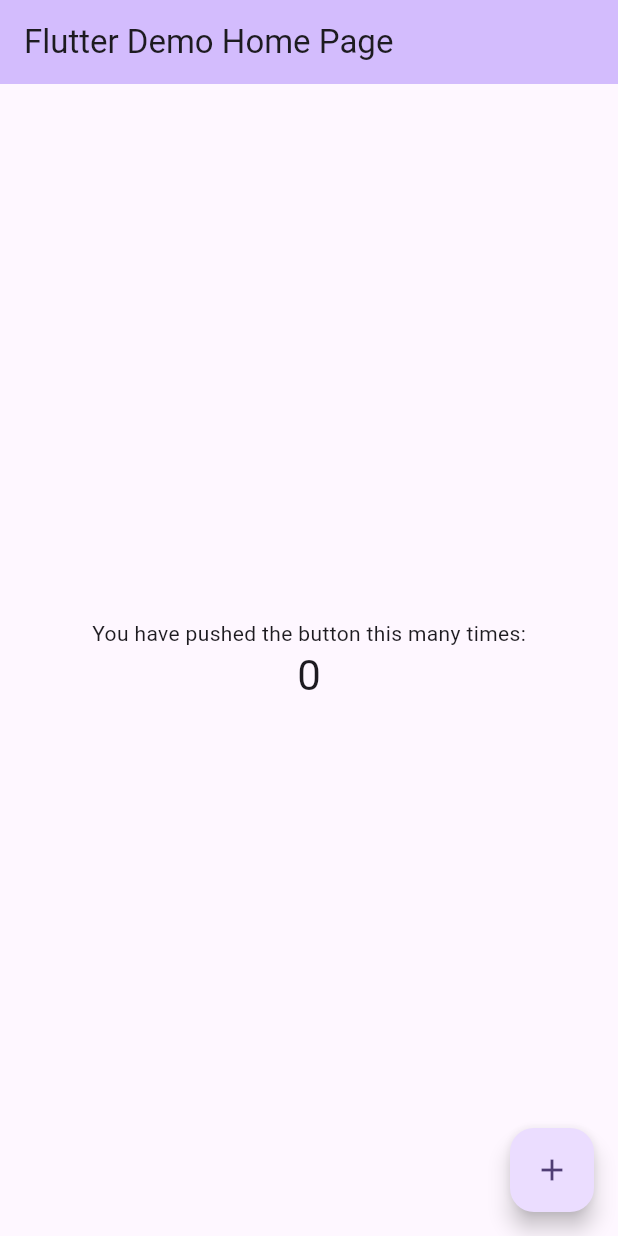
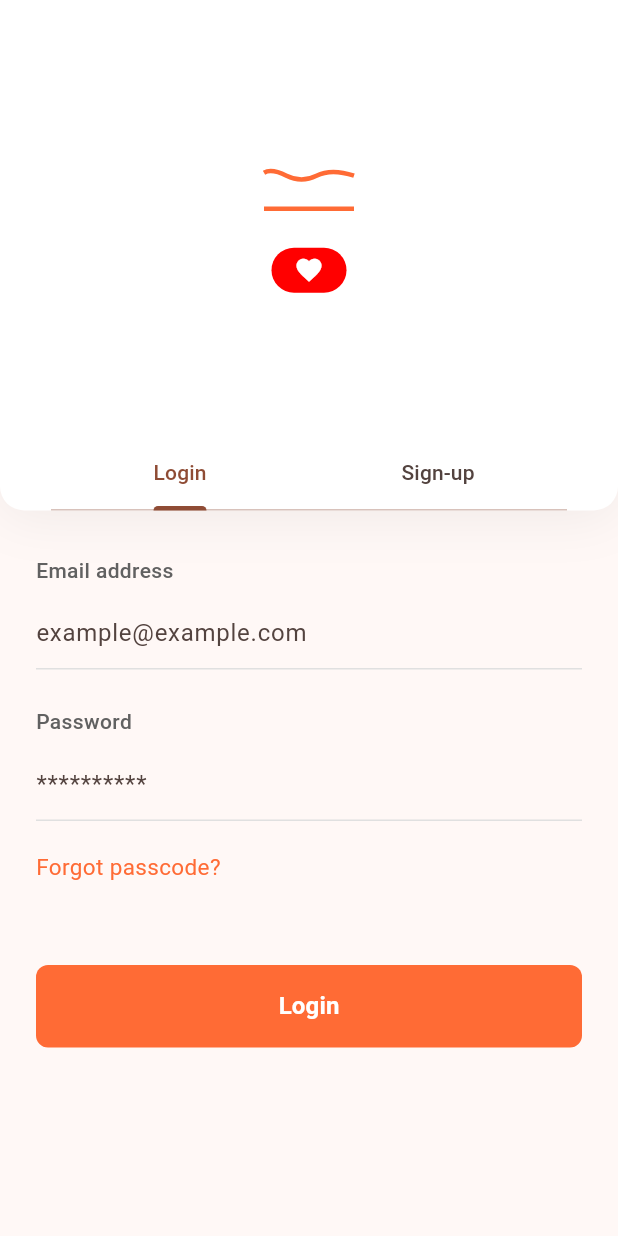
Before and after one commit to longphu2308/mobile, a Flutter app: the screen it shows after launch, on a phone screen of 412 x 824 dp. Run offline on Flutter 3.47's test engine with Material 3 defaults, Android fonts, the phone set to English and light mode, and no system bars.

Commit message:
feature): add customer login screen

```diff
--- a/lib/main.dart
+++ b/lib/main.dart
@@ -1,4 +1,7 @@
 import 'package:flutter/material.dart';
+import 'package:mobile/ui/views/auth/auth_screen.dart';
+import 'package:mobile/ui/views/dashboard/dashboard.dart';
+import 'package:mobile/utils/utils.dart';
 
 void main() {
   runApp(const MyApp());
@@ -7,116 +10,20 @@ void main() {
 class MyApp extends StatelessWidget {
   const MyApp({super.key});
 
-  // This widget is the root of your application.
   @override
   Widget build(BuildContext context) {
     return MaterialApp(
-      title: 'Flutter Demo',
+      debugShowCheckedModeBanner: false,
+      title: 'Mobile App',
       theme: ThemeData(
-        // This is the theme of your application.
-        //
-        // TRY THIS: Try running your application with "flutter run". You'll see
-        // the application has a purple toolbar. Then, without quitting the app,
-        // try changing the seedColor in the colorScheme below to Colors.green
-        // and then invoke "hot reload" (save your changes or press the "hot
-        // reload" button in a Flutter-supported IDE, or press "r" if you used
-        // the command line to start the app).
-        //
-        // Notice that the counter didn't reset back to zero; the application
-        // state is not lost during the reload. To reset the state, use hot
-        // restart instead.
-        //
-        // This works for code too, not just values: Most code changes can be
-        // tested with just a hot reload.
-        colorScheme: ColorScheme.fromSeed(seedColor: Colors.deepPurple),
+        colorScheme: ColorScheme.fromSeed(seedColor: primaryColor),
+        useMaterial3: true,
       ),
-      home: const MyHomePage(title: 'Flutter Demo Home Page'),
+      initialRoute: '/auth',
+      routes: {
+        '/auth': (context) => const AuthScreen(),
+        dashboardRoute: (context) => const DashboardScreen(),
+      },
     );
   }
 }
-
-class MyHomePage extends StatefulWidget {
-  const MyHomePage({super.key, required this.title});
-
-  // This widget is the home page of your application. It is stateful, meaning
-  // that it has a State object (defined below) that contains fields that affect
-  // how it looks.
-
-  // This class is the configuration for the state. It holds the values (in this
-  // case the title) provided by the parent (in this case the App widget) and
-  // used by the build method of the State. Fields in a Widget subclass are
-  // always marked "final".
-
-  final String title;
-
-  @override
-  State<MyHomePage> createState() => _MyHomePageState();
-}
-
-class _MyHomePageState extends State<MyHomePage> {
-  int _counter = 0;
-
-  void _incrementCounter() {
-    setState(() {
-      // This call to setState tells the Flutter framework that something has
-      // changed in this State, which causes it to rerun the build method below
-      // so that the display can reflect the updated values. If we changed
-      // _counter without calling setState(), then the build method would not be
-      // called again, and so nothing would appear to happen.
-      _counter++;
-    });
-  }
-
-  @override
-  Widget build(BuildContext context) {
-    // This method is rerun every time setState is called, for instance as done
-    // by the _incrementCounter method above.
-    //
-    // The Flutter framework has been optimized to make rerunning build methods
-    // fast, so that you can just rebuild anything that needs updating rather
-    // than having to individually change instances of widgets.
-    return Scaffold(
-      appBar: AppBar(
-        // TRY THIS: Try changing the color here to a specific color (to
-        // Colors.amber, perhaps?) and trigger a hot reload to see the AppBar
-        // change color while the other colors stay the same.
-        backgroundColor: Theme.of(context).colorScheme.inversePrimary,
-        // Here we take the value from the MyHomePage object that was created by
-        // the App.build method, and use it to set our appbar title.
-        title: Text(widget.title),
-      ),
-      body: Center(
-        // Center is a layout widget. It takes a single child and positions it
-        // in the middle of the parent.
-        child: Column(
-          // Column is also a layout widget. It takes a list of children and
-          // arranges them vertically. By default, it sizes itself to fit its
-          // children horizontally, and tries to be as tall as its parent.
-          //
-          // Column has various properties to control how it sizes itself and
-          // how it positions its children. Here we use mainAxisAlignment to
-          // center the children vertically; the main axis here is the vertical
-          // axis because Columns are vertical (the cross axis would be
-          // horizontal).
-          //
-          // TRY THIS: Invoke "debug painting" (choose the "Toggle Debug Paint"
-          // action in the IDE, or press "p" in the console), to see the
-          // wireframe for each widget.
-          mainAxisAlignment: MainAxisAlignment.center,
-          children: <Widget>[
-            const Text('You have pushed the button this many times:'),
-            Text(
-              '$_counter',
-              style: Theme.of(context).textTheme.headlineMedium,
-            ),
-          ],
-        ),
-      ),
-      floatingActionButton: FloatingActionButton(
-        onPressed: _incrementCounter,
-        tooltip: 'Increment',
-        child: const Icon(Icons.add),
-      ), // This trailing comma makes auto-formatting nicer for build methods.
-    );
-  }
-}
--- /dev/null
+++ b/lib/ui/views/auth/auth_screen.dart
@@ -0,0 +1,177 @@
+import 'package:flutter/material.dart';
+import 'package:flutter/services.dart';
+import 'package:mobile/ui/widgets/widgets.dart';
+import 'package:mobile/utils/utils.dart';
+import 'package:mobile/utils/strings.dart';
+import 'package:mobile/ui/widgets/foodie_logo.dart';
+
+class AuthScreen extends StatelessWidget {
+  const AuthScreen({super.key});
+
+  @override
+  Widget build(BuildContext context) {
+    return DefaultTabController(
+      length: 2,
+      child: AnnotatedRegion<SystemUiOverlayStyle>(
+        value: SystemUiOverlayStyle.dark,
+        child: Scaffold(
+          body: Column(
+            children: [
+              Expanded(
+                flex: 3,
+                child: Container(
+                  width: double.infinity,
+                  decoration: BoxDecoration(
+                    boxShadow: [
+                      BoxShadow(
+                        offset: Offset(0, 4.0),
+                        blurRadius: 30.0,
+                        color: blackColor.withValues(alpha: 0.06),
+                      ),
+                    ],
+                    color: whiteColor,
+                    borderRadius: BorderRadius.only(
+                      bottomLeft: Radius.circular(radius),
+                      bottomRight: Radius.circular(radius),
+                    ),
+                  ),
+                  padding:
+                      EdgeInsets.symmetric(horizontal: horizontalPadding + 10),
+                  child: Column(
+                    children: [
+                      Expanded(
+                        child: FoodieLogo(),
+                      ),
+                      TabBar(
+                        tabs: [
+                          Tab(
+                            text: FoodieStrings.login,
+                          ),
+                          Tab(
+                            text: FoodieStrings.signUp,
+                          ),
+                        ],
+                      ),
+                    ],
+                  ),
+                ),
+              ),
+              YBox(30),
+              Expanded(
+                flex: 4,
+                child: TabBarView(
+                  children: [
+                    _LogInSection(),
+                    _SignUpSection(),
+                  ],
+                ),
+              ),
+            ],
+          ),
+        ),
+      ),
+    );
+  }
+}
+
+class _LogInSection extends StatelessWidget {
+  @override
+  Widget build(BuildContext context) {
+    return SingleChildScrollView(
+      child: Padding(
+        padding: const EdgeInsets.symmetric(horizontal: horizontalPadding),
+        child: Column(
+          children: [
+            FoodieTextField(
+              label: FoodieStrings.email,
+              hint: 'example@example.com',
+              keyboardType: TextInputType.emailAddress,
+            ),
+            YBox(25),
+            FoodieTextField(
+              label: FoodieStrings.password,
+              hint: '**********',
+              keyboardType: TextInputType.emailAddress,
+              obscureText: true,
+            ),
+            YBox(15),
+            Align(
+              alignment: Alignment.centerLeft,
+              child: InkWell(
+                onTap: () {},
+                borderRadius: BorderRadius.circular(radius),
+                child: Padding(
+                  padding: const EdgeInsets.fromLTRB(0, 5.0, 0, 5.0),
+                  child: Text(
+                    FoodieStrings.forgotPasscode,
+                    style: TextStyle(
+                      color: primaryColor,
+                      fontSize: 15,
+                    ),
+                  ),
+                ),
+              ),
+            ),
+            YBox(50),
+            FoodieButton(
+              text: FoodieStrings.login,
+              onPressed: () => Navigator.pushNamedAndRemoveUntil(
+                  context, dashboardRoute, (route) => false),
+            ),
+          ],
+        ),
+      ),
+    );
+  }
+}
+
+class _SignUpSection extends StatelessWidget {
+  @override
+  Widget build(BuildContext context) {
+    return SingleChildScrollView(
+      child: Padding(
+        padding: const EdgeInsets.symmetric(horizontal: horizontalPadding),
+        child: Column(
+          children: [
+            FoodieTextField(
+              label: FoodieStrings.name,
+              hint: 'John Doe',
+              keyboardType: TextInputType.text,
+            ),
+            YBox(25),
+            FoodieTextField(
+              label: FoodieStrings.email,
+              hint: 'example@example.com',
+              keyboardType: TextInputType.emailAddress,
+            ),
+            YBox(25),
+            FoodieTextField(
+              label: FoodieStrings.phone,
+              hint: '+2340000000000',
+              keyboardType: TextInputType.number,
+            ),
+            YBox(25),
+            FoodieTextField(
+              label: FoodieStrings.address,
+              hint: '2, Test Street, Test Address, Test Country',
+              keyboardType: TextInputType.emailAddress,
+            ),
+            YBox(25),
+            FoodieTextField(
+              label: FoodieStrings.password,
+              hint: '**********',
+              keyboardType: TextInputType.emailAddress,
+              obscureText: true,
+            ),
+            YBox(50),
+            FoodieButton(
+              text: FoodieStrings.signUp,
+              onPressed: () => Navigator.pushNamedAndRemoveUntil(
+                  context, dashboardRoute, (route) => false),
+            ),
+          ],
+        ),
+      ),
+    );
+  }
+}
--- /dev/null
+++ b/lib/ui/widgets/foodie_button.dart
@@ -0,0 +1,39 @@
+import 'package:flutter/material.dart';
+import 'package:mobile/utils/utils.dart';
+
+class FoodieButton extends StatelessWidget {
+  final String text;
+  final VoidCallback onPressed;
+
+  const FoodieButton({
+    super.key,
+    required this.text,
+    required this.onPressed,
+  });
+
+  @override
+  Widget build(BuildContext context) {
+    return SizedBox(
+      width: double.infinity,
+      child: ElevatedButton(
+        onPressed: onPressed,
+        style: ElevatedButton.styleFrom(
+          backgroundColor: primaryColor,
+          foregroundColor: whiteColor,
+          padding: const EdgeInsets.symmetric(vertical: 16),
+          shape: RoundedRectangleBorder(
+            borderRadius: BorderRadius.circular(8),
+          ),
+          elevation: 0,
+        ),
+        child: Text(
+          text,
+          style: const TextStyle(
+            fontSize: 16,
+            fontWeight: FontWeight.w600,
+          ),
+        ),
+      ),
+    );
+  }
+}
--- /dev/null
+++ b/lib/ui/widgets/foodie_logo.dart
@@ -0,0 +1,73 @@
+import 'package:flutter/material.dart';
+import 'package:mobile/utils/utils.dart';
+
+/// Widget hiển thị logo Foodie (chef hat + lips)
+/// Nếu không có file ảnh, hiển thị logo bằng code
+class FoodieLogo extends StatelessWidget {
+  const FoodieLogo({super.key});
+
+  @override
+  Widget build(BuildContext context) {
+    return Column(
+      mainAxisAlignment: MainAxisAlignment.center,
+      children: [
+        // Chef hat (orange outline)
+        CustomPaint(
+          size: const Size(80, 60),
+          painter: _ChefHatPainter(),
+        ),
+        const SizedBox(height: 8),
+        // Lips (red)
+        Container(
+          width: 50,
+          height: 30,
+          decoration: BoxDecoration(
+            color: const Color(0xFFFF0000),
+            borderRadius: BorderRadius.circular(15),
+          ),
+          child: const Icon(
+            Icons.favorite,
+            color: Colors.white,
+            size: 20,
+          ),
+        ),
+      ],
+    );
+  }
+}
+
+class _ChefHatPainter extends CustomPainter {
+  @override
+  void paint(Canvas canvas, Size size) {
+    final paint = Paint()
+      ..color = primaryColor
+      ..style = PaintingStyle.stroke
+      ..strokeWidth = 3;
+
+    // Vẽ phần trên của chef hat (wavy)
+    final path = Path();
+    path.moveTo(10, size.height * 0.3);
+
+    // Vẽ đường sóng
+    path.quadraticBezierTo(15, 15, 25, 20);
+    path.quadraticBezierTo(35, 25, 45, 20);
+    path.quadraticBezierTo(55, 15, 70, 20);
+
+    canvas.drawPath(path, paint);
+
+    // Vẽ band
+    final bandPaint = Paint()
+      ..color = primaryColor
+      ..style = PaintingStyle.stroke
+      ..strokeWidth = 3;
+
+    canvas.drawLine(
+      Offset(10, size.height * 0.7),
+      Offset(size.width - 10, size.height * 0.7),
+      bandPaint,
+    );
+  }
+
+  @override
+  bool shouldRepaint(covariant CustomPainter oldDelegate) => false;
+}
--- /dev/null
+++ b/lib/ui/widgets/foodie_text_field.dart
@@ -0,0 +1,49 @@
+import 'package:flutter/material.dart';
+
+class FoodieTextField extends StatelessWidget {
+  final String label;
+  final String hint;
+  final TextInputType keyboardType;
+  final bool obscureText;
+
+  const FoodieTextField({
+    super.key,
+    required this.label,
+    required this.hint,
+    this.keyboardType = TextInputType.text,
+    this.obscureText = false,
+  });
+
+  @override
+  Widget build(BuildContext context) {
+    return Column(
+      crossAxisAlignment: CrossAxisAlignment.start,
+      children: [
+        Text(
+          label,
+          style: TextStyle(
+            fontSize: 14,
+            color: Colors.grey[700],
+            fontWeight: FontWeight.w500,
+          ),
+        ),
+        const SizedBox(height: 8),
+        TextField(
+          keyboardType: keyboardType,
+          obscureText: obscureText,
+          decoration: InputDecoration(
+            hintText: hint,
+            enabledBorder: UnderlineInputBorder(
+              borderSide: BorderSide(color: Colors.grey[300]!),
+            ),
+            focusedBorder: UnderlineInputBorder(
+              borderSide: BorderSide(color: Colors.grey[300]!),
+            ),
+            contentPadding: const EdgeInsets.symmetric(vertical: 12),
+          ),
+          style: const TextStyle(fontSize: 16),
+        ),
+      ],
+    );
+  }
+}
--- /dev/null
+++ b/lib/ui/widgets/widgets.dart
@@ -0,0 +1,2 @@
+export 'foodie_text_field.dart';
+export 'foodie_button.dart';
--- /dev/null
+++ b/lib/utils/strings.dart
@@ -0,0 +1,10 @@
+class FoodieStrings {
+  static const String login = 'Login';
+  static const String signUp = 'Sign-up';
+  static const String email = 'Email address';
+  static const String password = 'Password';
+  static const String forgotPasscode = 'Forgot passcode?';
+  static const String name = 'Name';
+  static const String phone = 'Phone';
+  static const String address = 'Address';
+}
--- /dev/null
+++ b/lib/utils/utils.dart
@@ -0,0 +1,25 @@
+import 'package:flutter/material.dart';
+
+// Colors
+const Color primaryColor = Color(0xFFFF6B35);
+const Color whiteColor = Color(0xFFFFFFFF);
+const Color blackColor = Color(0xFF000000);
+
+// Dimensions
+const double radius = 16.0;
+const double horizontalPadding = 24.0;
+
+// Routes
+const String dashboardRoute = '/dashboard';
+
+// Spacing Widget
+class YBox extends StatelessWidget {
+  final double height;
+
+  const YBox(this.height, {super.key});
+
+  @override
+  Widget build(BuildContext context) {
+    return SizedBox(height: height);
+  }
+}
```
Also changed, not shown: lib/ui/views/dashboard/dashboard.dart (added, +40 -0 lines).
